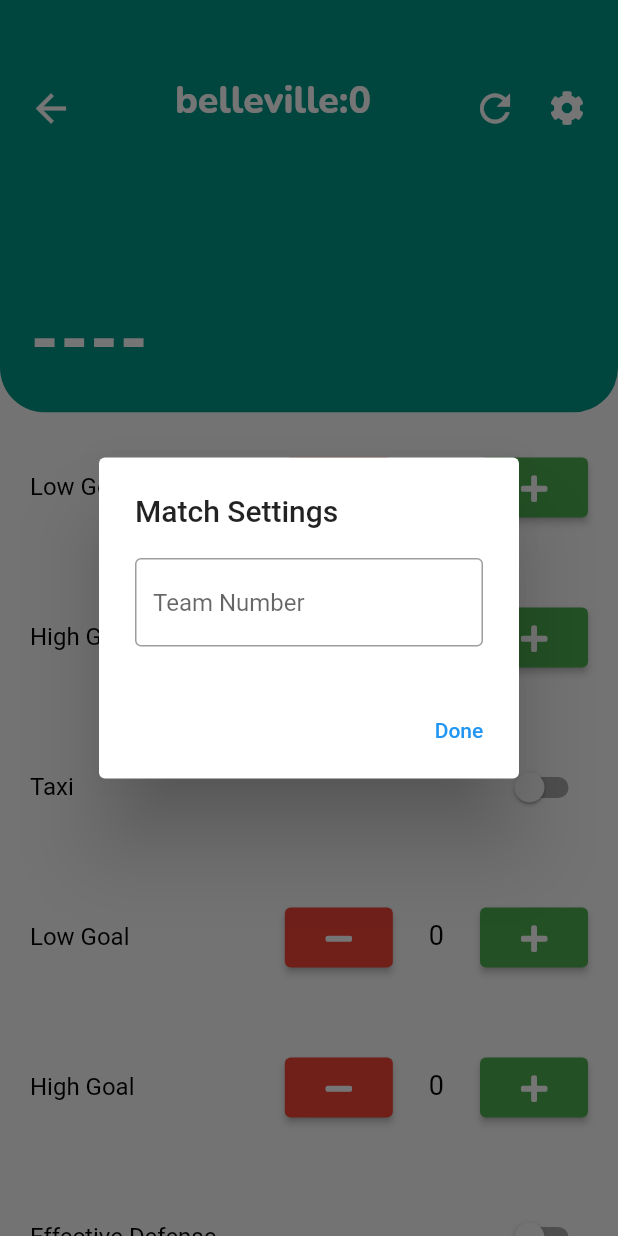
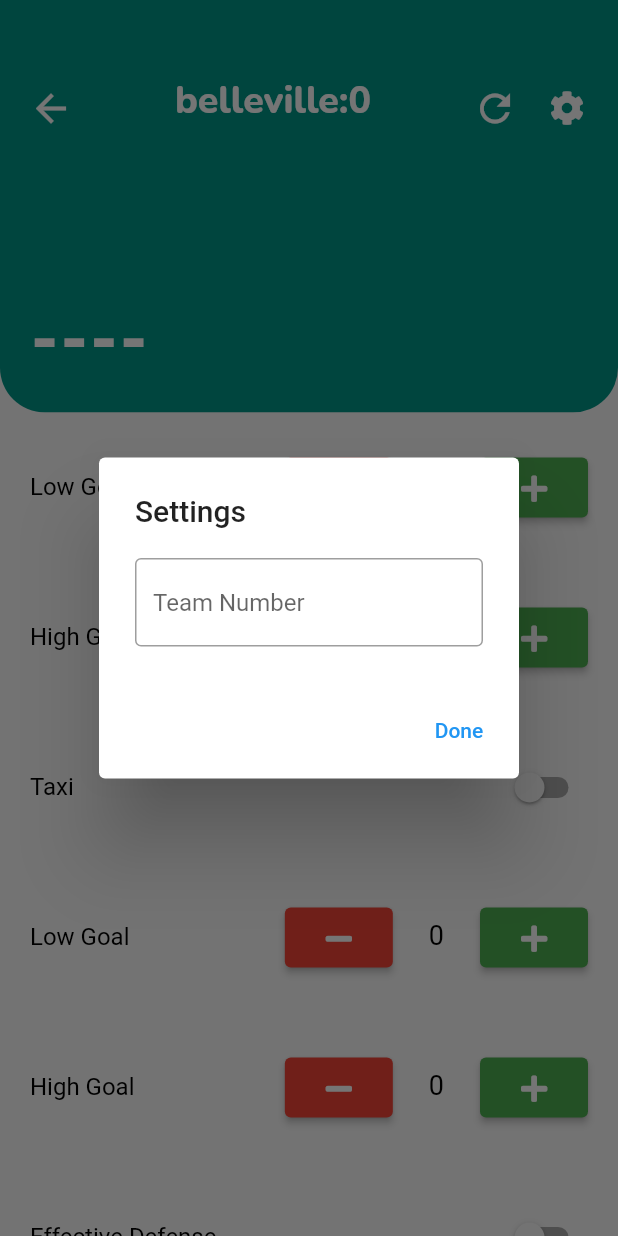
Before and after one commit to cjohnson/dreadscout, a Flutter app: the screen it shows after launch, after a tap on an icon or button, on a phone screen of 412 x 824 dp. Run offline on Flutter 3.47's test engine with Material 2 defaults, Android fonts, the phone set to English and light mode, and no system bars; our stand-ins replace font_awesome_flutter, google_fonts.

Commit message:
Remove method references to objects, use native objects instead

```diff
--- a/lib/ui/scouting/scoutingform.dart
+++ b/lib/ui/scouting/scoutingform.dart
@@ -15,27 +15,26 @@ class ScoutingFormUI extends StatelessWidget {
       : super(key: key);
 
   final List formWidgets = [
-    () => CounterFormElementUI(
+    CounterFormElementUI(
       formElement: CounterFormElement(id: "low_goal", title: "Low Goal"),
     ),
-    () => CounterFormElementUI(
+    CounterFormElementUI(
       formElement: CounterFormElement(id: "high_goal", title: "High Goal"),
     ),
-    () => SwitchFormElementUI(
-          formElement:
-              SwitchFormElement(id: "taxi", title: "Taxi", value: false),
+    SwitchFormElementUI(
+      formElement: SwitchFormElement(id: "taxi", title: "Taxi", value: false),
     ),
-    () => CounterFormElementUI(
+    CounterFormElementUI(
       formElement: CounterFormElement(id: "low_goal", title: "Low Goal"),
     ),
-    () => CounterFormElementUI(
+    CounterFormElementUI(
       formElement: CounterFormElement(id: "high_goal", title: "High Goal"),
     ),
-    () => SwitchFormElementUI(
+    SwitchFormElementUI(
       formElement: SwitchFormElement(
           id: "defense", title: "Effective Defense", value: false),
     ),
-    () => ToggleButtonFormElementUI(
+    ToggleButtonFormElementUI(
       formElement: ToggleButtonFormElement(
           id: "climb",
           title: "Climb Level",
@@ -48,9 +47,9 @@ class ScoutingFormUI extends StatelessWidget {
             'TRAV',
           ]),
     ),
-    () => SwitchFormElementUI(
-          formElement: SwitchFormElement(
-              id: "broken", title: "Robot Broken?", value: false),
+    SwitchFormElementUI(
+      formElement:
+          SwitchFormElement(id: "broken", title: "Robot Broken?", value: false),
     ),
   ];
 
@@ -65,7 +64,7 @@ class ScoutingFormUI extends StatelessWidget {
                 formName: formName,
                 teamNumber: teamNumber,
               ),
-              for (int i = 0; i < formWidgets.length; ++i) formWidgets[i](),
+              for (int i = 0; i < formWidgets.length; ++i) formWidgets[i],
             ],
           ),
         ),
@@ -74,13 +73,18 @@ class ScoutingFormUI extends StatelessWidget {
   }
 }
 
-class _ScoutingFormHeader extends StatelessWidget {
+class _ScoutingFormHeader extends StatefulWidget {
   final String formName;
   int teamNumber;
 
   _ScoutingFormHeader({Key? key, required this.formName, this.teamNumber = -1})
       : super(key: key);
 
+  @override
+  State<_ScoutingFormHeader> createState() => _ScoutingFormHeaderState();
+}
+
+class _ScoutingFormHeaderState extends State<_ScoutingFormHeader> {
   @override
   Widget build(BuildContext context) {
     return SizedBox(
@@ -91,15 +95,6 @@ class _ScoutingFormHeader extends StatelessWidget {
             child: ClipRRect(
               borderRadius:
                   const BorderRadius.vertical(bottom: Radius.circular(30.0)),
-              // child: ColorFiltered(
-              //   colorFilter: ColorFilter.mode(
-              //       Colors.black.withOpacity(0.2),
-              //       BlendMode.colorBurn),
-              //   child: const Image(
-              //     image: AssetImage('asset/image/dreadbots.jpg'),
-              //     fit: BoxFit.fill,
-              //   ),
-              // ),
               child: ColoredBox(color: Colors.teal, child: Container()),
             ),
           ),
@@ -116,7 +111,7 @@ class _ScoutingFormHeader extends StatelessWidget {
                   onPressed: () {},
                 ),
                 Text(
-                  formName,
+                  widget.formName,
                   textAlign: TextAlign.center,
                   style: GoogleFonts.nunito(
                       textStyle: Theme.of(context).textTheme.headline1,
@@ -142,7 +137,9 @@ class _ScoutingFormHeader extends StatelessWidget {
                           context: context,
                           builder: (BuildContext context) =>
                               _buildSettingsPopupDialog(
-                                  context, (newTeamNumber) => teamNumber),
+                                  context,
+                                  (newTeamNumber) => setState(
+                                      () => widget.teamNumber = newTeamNumber)),
                         );
                       },
                     ),
@@ -155,9 +152,7 @@ class _ScoutingFormHeader extends StatelessWidget {
               left: 20.0,
               bottom: 28.0,
               child: _TitleWidget(
-                teamNumber: teamNumber == -1 ? -1 : teamNumber,
-                // teamName: 'Dreadbots',
-                // teamLocation: 'Dexter, Michigan, USA',
+                teamNumber: widget.teamNumber == -1 ? -1 : widget.teamNumber,
               ))
         ],
       ),
@@ -168,7 +163,7 @@ class _ScoutingFormHeader extends StatelessWidget {
       BuildContext context, void Function(int teamNumber) setTeamNumber) {
     TextEditingController _controller = TextEditingController();
     return AlertDialog(
-      title: const Text('Match Settings'),
+      title: const Text('Settings'),
       content: Column(
         mainAxisSize: MainAxisSize.min,
         crossAxisAlignment: CrossAxisAlignment.start,
@@ -228,36 +223,36 @@ class _TitleWidget extends StatelessWidget {
               fontSize: 44.0,
               height: 0.5),
         ),
-        // if(teamNumber != -1)
-        //   Text(
-        //     teamName,
-        //     style: GoogleFonts.roboto(
-        //         textStyle: Theme.of(context).textTheme.headline1,
-        //         color: Colors.white,
-        //         fontWeight: FontWeight.w700,
-        //         fontSize: 32.0),
-        //   ),
-        // if(teamNumber != -1)
-        //   Row(
-        //     children: [
-        //       const Icon(
-        //         FontAwesomeIcons.mapMarkerAlt,
-        //         size: 20.0,
-        //         color: Colors.white,
-        //       ),
-        //       const SizedBox(
-        //         width: 5.0,
-        //       ),
-        //       Text(
-        //         'From $teamLocation',
-        //         style: GoogleFonts.nunito(
-        //             textStyle: Theme.of(context).textTheme.subtitle1,
-        //             color: Colors.white,
-        //             fontWeight: FontWeight.bold,
-        //             fontSize: 20.0),
-        //       )
-        //     ],
-        //   )
+        if (teamNumber != -1 && teamName.isNotEmpty)
+          Text(
+            teamName,
+            style: GoogleFonts.roboto(
+                textStyle: Theme.of(context).textTheme.headline1,
+                color: Colors.white,
+                fontWeight: FontWeight.w700,
+                fontSize: 32.0),
+          ),
+        if (teamNumber != -1 && teamLocation.isNotEmpty)
+          Row(
+            children: [
+              const Icon(
+                FontAwesomeIcons.mapMarkerAlt,
+                size: 20.0,
+                color: Colors.white,
+              ),
+              const SizedBox(
+                width: 5.0,
+              ),
+              Text(
+                'From $teamLocation',
+                style: GoogleFonts.nunito(
+                    textStyle: Theme.of(context).textTheme.subtitle1,
+                    color: Colors.white,
+                    fontWeight: FontWeight.bold,
+                    fontSize: 20.0),
+              )
+            ],
+          )
       ],
     );
   }
--- a/pubspec.yaml
+++ b/pubspec.yaml
@@ -36,6 +36,7 @@ dependencies:
   cupertino_icons: ^1.0.2
   google_fonts: ^2.1.0
   font_awesome_flutter: ^9.1.0
+  transparent_image: ^0.1.0
 
 dev_dependencies:
   flutter_test:
```
Also changed, not shown: pubspec.lock. Lines whose indentation alone changed are shown as unchanged.
